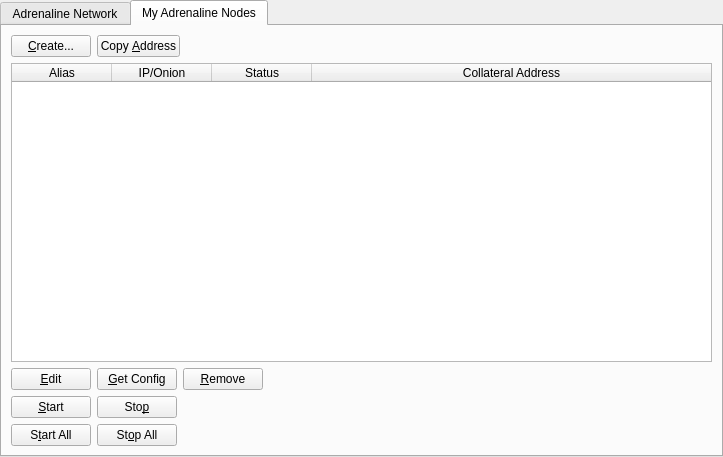
The window that src/qt/forms/masternodemanager.ui (CooleRRSA/crave) describes before a commit, drawn with Qt 5.
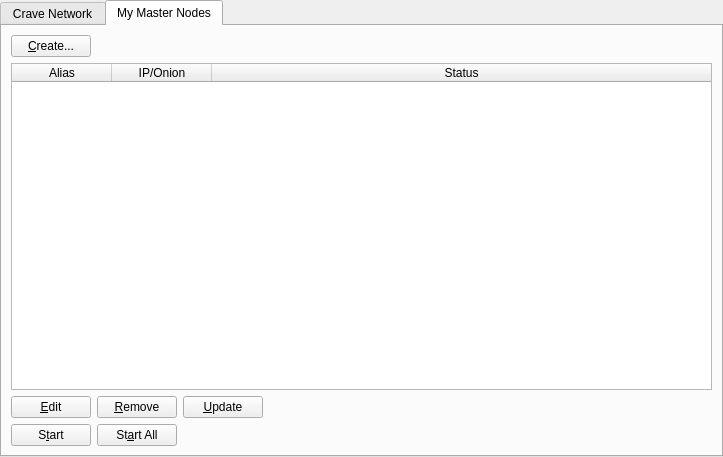
The same window after the commit. The open tabs and pages were chosen to show the change.

Diff of the .ui file:
```diff
--- a/src/qt/forms/masternodemanager.ui
+++ b/src/qt/forms/masternodemanager.ui
@@ -38,7 +38,7 @@
        </property>
        <widget class="QWidget" name="tab">
         <attribute name="title">
-         <string>Adrenaline Network</string>
+         <string>Crave Network</string>
         </attribute>
         <layout class="QGridLayout" name="gridLayout">
          <item row="1" column="0">
@@ -128,7 +128,7 @@
        </widget>
        <widget class="QWidget" name="tab_2">
         <attribute name="title">
-         <string>My Adrenaline Nodes</string>
+         <string>My Master Nodes</string>
         </attribute>
         <layout class="QGridLayout" name="gridLayout_2">
          <item row="0" column="0">
@@ -145,13 +145,6 @@
                </property>
               </widget>
              </item>
-             <item>
-              <widget class="QPushButton" name="copyAddressButton">
-               <property name="text">
-                <string>Copy &amp;Address</string>
-               </property>
-              </widget>
-             </item>
              <item>
               <spacer name="horizontalSpacer">
                <property name="orientation">
@@ -169,6 +162,12 @@
            </item>
            <item>
             <widget class="QTableWidget" name="tableWidget_2">
+             <property name="minimumSize">
+              <size>
+               <width>695</width>
+               <height>0</height>
+              </size>
+             </property>
              <property name="editTriggers">
               <set>QAbstractItemView::NoEditTriggers</set>
              </property>
@@ -199,11 +198,6 @@
                <string>Status</string>
               </property>
              </column>
-             <column>
-              <property name="text">
-               <string>Collateral Address</string>
-              </property>
-             </column>
             </widget>
            </item>
            <item>
@@ -218,13 +212,6 @@
                </property>
               </widget>
              </item>
-             <item>
-              <widget class="QPushButton" name="getConfigButton">
-               <property name="text">
-                <string>&amp;Get Config</string>
-               </property>
-              </widget>
-             </item>
              <item>
               <widget class="QPushButton" name="removeButton">
                <property name="text">
@@ -232,6 +219,13 @@
                </property>
               </widget>
              </item>
+             <item>
+              <widget class="QPushButton" name="UpdateButton">
+               <property name="text">
+                <string>&amp;Update</string>
+               </property>
+              </widget>
+             </item>
              <item>
               <spacer name="horizontalSpacer_2">
                <property name="orientation">
@@ -252,33 +246,6 @@
              <property name="bottomMargin">
               <number>0</number>
              </property>
-             <item>
-              <widget class="QPushButton" name="startButton">
-               <property name="text">
-                <string>&amp;Start</string>
-               </property>
-              </widget>
-             </item>
-             <item>
-              <widget class="QPushButton" name="stopButton">
-               <property name="text">
-                <string>Sto&amp;p</string>
-               </property>
-              </widget>
-             </item>
-             <item>
-              <spacer name="horizontalSpacer_4">
-               <property name="orientation">
-                <enum>Qt::Horizontal</enum>
-               </property>
-               <property name="sizeHint" stdset="0">
-                <size>
-                 <width>40</width>
-                 <height>20</height>
-                </size>
-               </property>
-              </spacer>
-             </item>
             </layout>
            </item>
            <item>
@@ -286,17 +253,17 @@
              <property name="bottomMargin">
               <number>0</number>
              </property>
+             <item>
+              <widget class="QPushButton" name="startButton">
+               <property name="text">
+                <string>S&amp;tart</string>
+               </property>
+              </widget>
+             </item>
              <item>
               <widget class="QPushButton" name="startAllButton">
                <property name="text">
-                <string>S&amp;tart All</string>
-               </property>
-              </widget>
-             </item>
-             <item>
-              <widget class="QPushButton" name="stopAllButton">
-               <property name="text">
-                <string>St&amp;op All</string>
+                <string>St&amp;art All</string>
                </property>
               </widget>
              </item>
```
Left out of the diff: 4 changed lines with no effect on the pictures.
